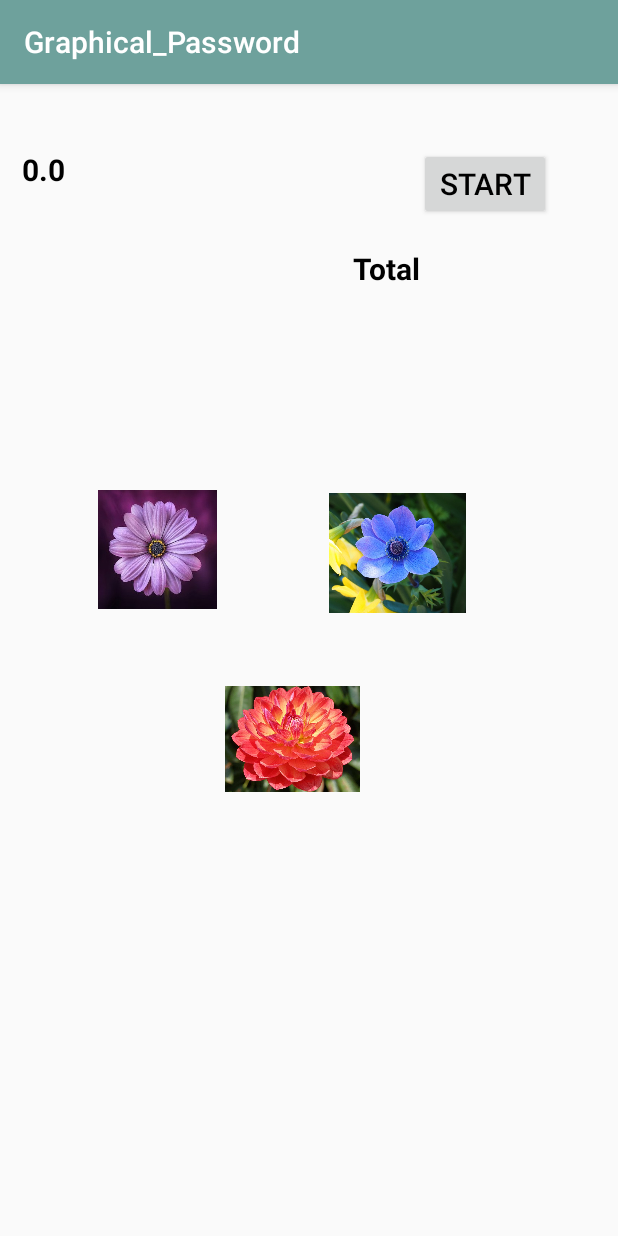
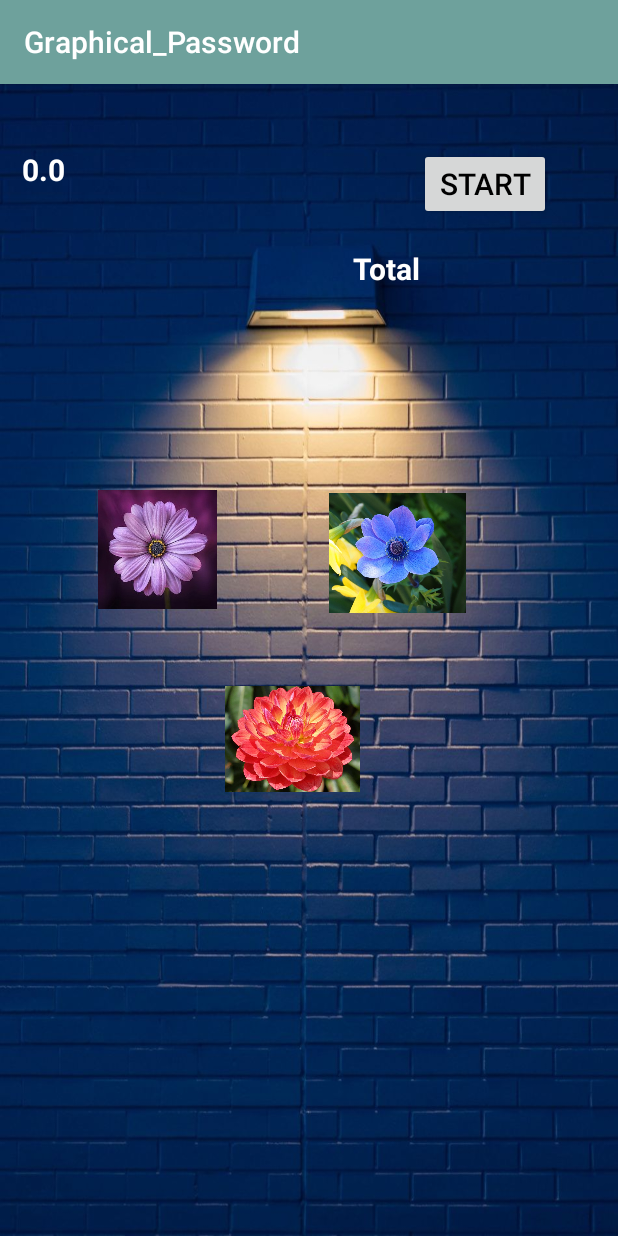
Before and after one commit to JBBIGBANG/Graphical_Password, an Android app: the Graphical_Password screen opened directly, with no data from a screen before it, on a phone screen of 412 x 824 dp. Run offline under Robolectric (Android 15) with nearby library versions, the phone set to English and light mode, and no system bars.

Commit message:
change background and set templete in background

```diff
--- a/app/src/main/java/com/share/graphical_password/Graphical_Password.java
+++ b/app/src/main/java/com/share/graphical_password/Graphical_Password.java
@@ -1,6 +1,10 @@
 package com.share.graphical_password;
 
+import android.graphics.Bitmap;
+import android.graphics.BitmapFactory;
 import android.os.CountDownTimer;
+import android.support.v4.graphics.drawable.RoundedBitmapDrawable;
+import android.support.v4.graphics.drawable.RoundedBitmapDrawableFactory;
 import android.support.v7.app.AppCompatActivity;
 import android.os.Bundle;
 import android.view.View;
@@ -40,6 +44,7 @@ public class Graphical_Password extends AppCompatActivity implements View.OnClic
         flower1 = findViewById(R.id.flower);
         flower2 = findViewById(R.id.flo2);
         flower3 = findViewById(R.id.flo3);
+
 
 
         submit.setOnClickListener(new View.OnClickListener() {
--- a/app/src/main/res/layout/activity_graphical__password.xml
+++ b/app/src/main/res/layout/activity_graphical__password.xml
@@ -4,7 +4,9 @@
     xmlns:tools="http://schemas.android.com/tools"
     android:layout_width="match_parent"
     android:layout_height="match_parent"
-    tools:context=".Graphical_Password">
+    tools:context=".Graphical_Password"
+    android:background="@drawable/q"
+    >
 
 
     <TextView
@@ -21,7 +23,7 @@
         android:textStyle="bold"
         android:textSize="20dp"
         android:layout_marginLeft="20dp"
-        android:textColor="@android:color/black"
+        android:textColor="@android:color/white"
         app:layout_constraintBottom_toBottomOf="parent"
         app:layout_constraintEnd_toEndOf="parent"
         app:layout_constraintHorizontal_bias="0.043"
@@ -58,6 +60,7 @@
         android:ems="10"
         android:inputType="textPersonName"
         app:layout_constraintBottom_toBottomOf="parent"
+        android:textColor="@android:color/white"
         app:layout_constraintEnd_toEndOf="parent"
         app:layout_constraintHorizontal_bias="0.043"
         app:layout_constraintStart_toStartOf="parent"
@@ -77,7 +80,7 @@
         android:text="Total"
         android:textSize="20dp"
         android:textStyle="bold"
-        android:textColor="@android:color/black"
+        android:textColor="@android:color/white"
         app:layout_constraintBottom_toBottomOf="parent"
         app:layout_constraintEnd_toEndOf="parent"
         app:layout_constraintHorizontal_bias="0.37"
@@ -97,7 +100,7 @@
         android:inputType="textPersonName"
         android:textSize="20dp"
 
-        android:textColor="@android:color/black"
+        android:textColor="@android:color/white"
         app:layout_constraintBottom_toBottomOf="parent"
         app:layout_constraintEnd_toEndOf="parent"
         app:layout_constraintStart_toStartOf="parent"
@@ -134,7 +137,9 @@
         app:layout_constraintStart_toEndOf="@+id/flower"
         app:layout_constraintTop_toBottomOf="@+id/input"
         app:layout_constraintVertical_bias="0.187"
-        app:srcCompat="@drawable/flo2" />
+        app:srcCompat="@drawable/flo2"
+
+        />
 
     <ImageView
         android:id="@+id/flo3"
```
Also changed, not shown: app/src/main/res/layout/activity_numerical_password.xml (+8 -4 lines), app/src/main/res/drawable/q.jpg (added).
